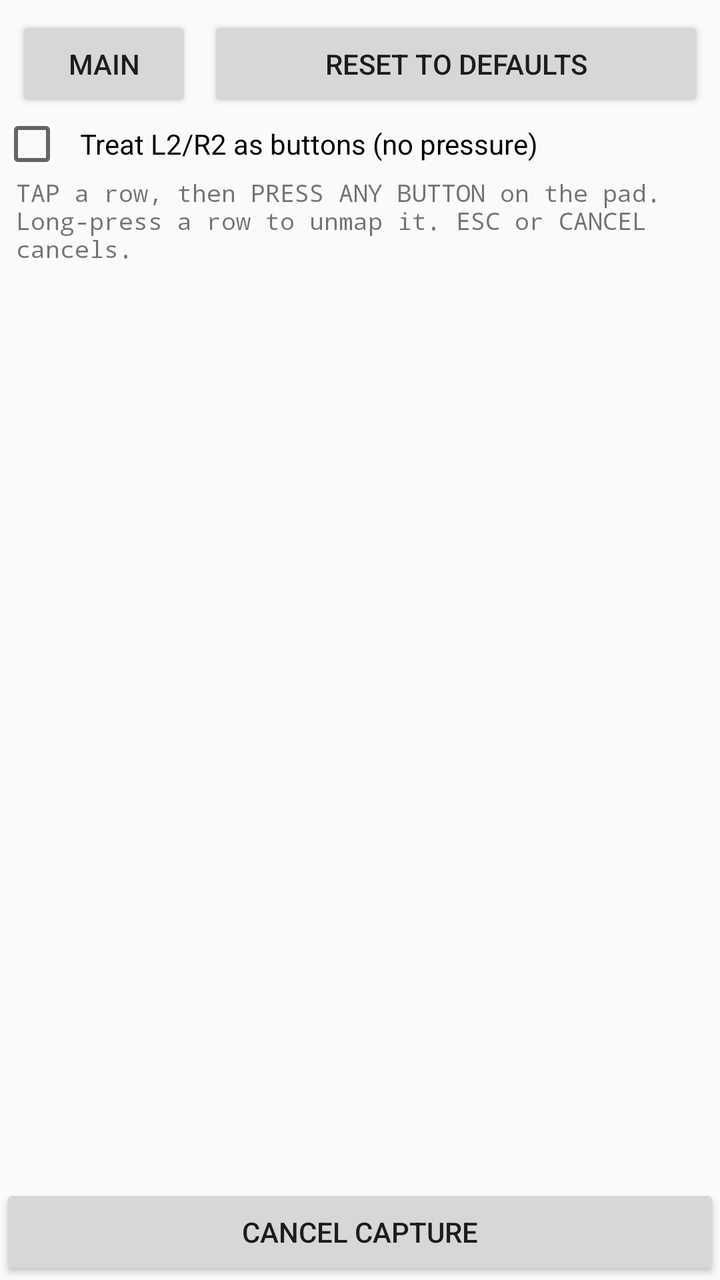
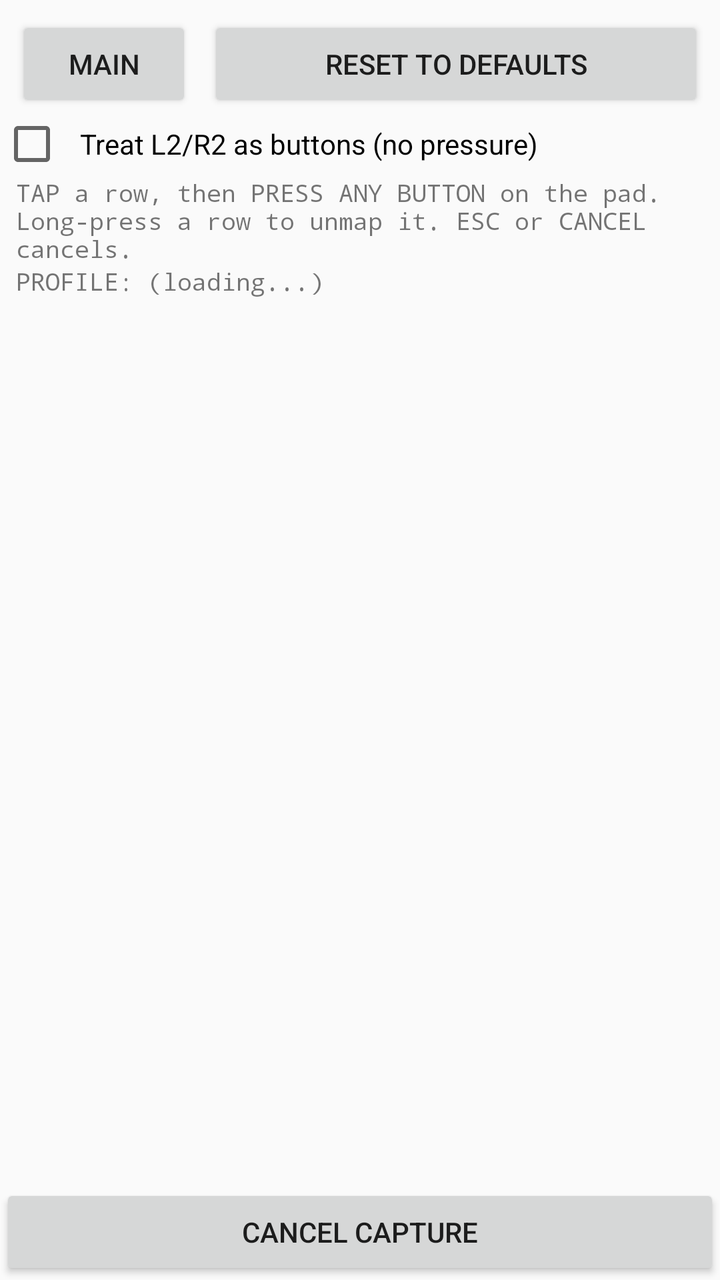

Compare the two renders of this Android layout. The source of the first and the diff that turns it into the second are given below.
<!-- AndroidManifest.xml: application theme android:Theme.Material.Light -->
<!-- res/layout/activity_mapping.xml -->
<?xml version="1.0" encoding="utf-8"?>
<LinearLayout xmlns:android="http://schemas.android.com/apk/res/android"
    android:layout_width="match_parent"
    android:layout_height="match_parent"
    android:orientation="vertical">

    <LinearLayout
        android:layout_width="match_parent"
        android:layout_height="wrap_content"
        android:orientation="horizontal"
        android:paddingStart="8dp"
        android:paddingEnd="8dp"
        android:paddingTop="8dp">

        <Button
            android:id="@+id/btn_main"
            android:layout_width="wrap_content"
            android:layout_height="wrap_content"
            android:text="MAIN" />

        <Button
            android:id="@+id/btn_reset"
            android:layout_width="0dp"
            android:layout_height="wrap_content"
            android:layout_weight="1"
            android:layout_marginStart="8dp"
            android:text="RESET TO DEFAULTS" />
    </LinearLayout>

    <CheckBox
        android:id="@+id/cb_trig"
        android:layout_width="match_parent"
        android:layout_height="wrap_content"
        android:paddingStart="8dp"
        android:paddingEnd="8dp"
        android:text="Treat L2/R2 as buttons (no pressure)" />

    <TextView
        android:id="@+id/tv_hint"
        android:layout_width="match_parent"
        android:layout_height="wrap_content"
        android:fontFamily="monospace"
        android:textSize="12sp"
        android:paddingStart="8dp"
        android:paddingEnd="8dp"
        android:text="TAP a row, then PRESS ANY BUTTON on the pad.\nLong-press a row to unmap it. ESC or CANCEL cancels." />

    <ScrollView
        android:id="@+id/scroll_rows"
        android:layout_width="match_parent"
        android:layout_height="0dp"
        android:layout_weight="1">

        <LinearLayout
            android:id="@+id/rows"
            android:layout_width="match_parent"
            android:layout_height="wrap_content"
            android:orientation="vertical" />
    </ScrollView>

    <Button
        android:id="@+id/btn_cancel"
        android:layout_width="match_parent"
        android:layout_height="wrap_content"
        android:paddingStart="8dp"
        android:paddingEnd="8dp"
        android:text="CANCEL CAPTURE" />
</LinearLayout>
<!-- resources referenced by this layout -->
<resources>

</resources>

<!-- the commit's change to res/layout/activity_mapping.xml (unified diff, before → after) -->
@@ -45,6 +45,16 @@
         android:paddingEnd="8dp"
         android:text="TAP a row, then PRESS ANY BUTTON on the pad.\nLong-press a row to unmap it. ESC or CANCEL cancels." />
 
+    <TextView
+        android:id="@+id/tv_profile"
+        android:layout_width="match_parent"
+        android:layout_height="wrap_content"
+        android:fontFamily="monospace"
+        android:textSize="12sp"
+        android:paddingStart="8dp"
+        android:paddingEnd="8dp"
+        android:text="PROFILE: (loading...)" />
+
     <ScrollView
         android:id="@+id/scroll_rows"
         android:layout_width="match_parent"
